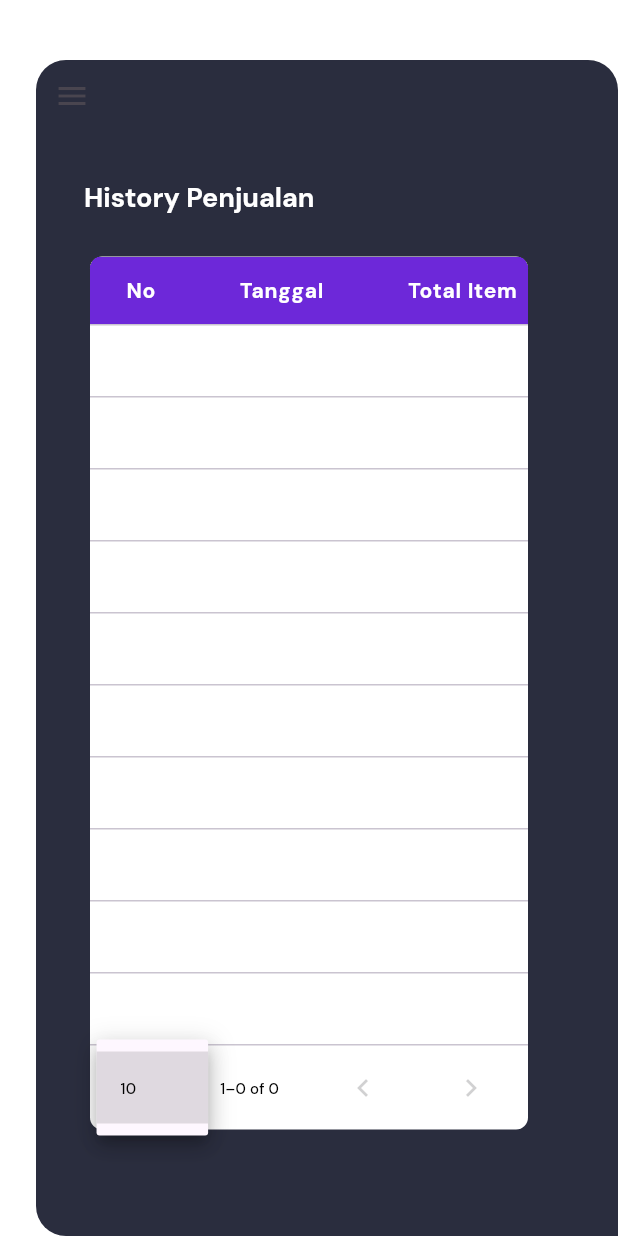
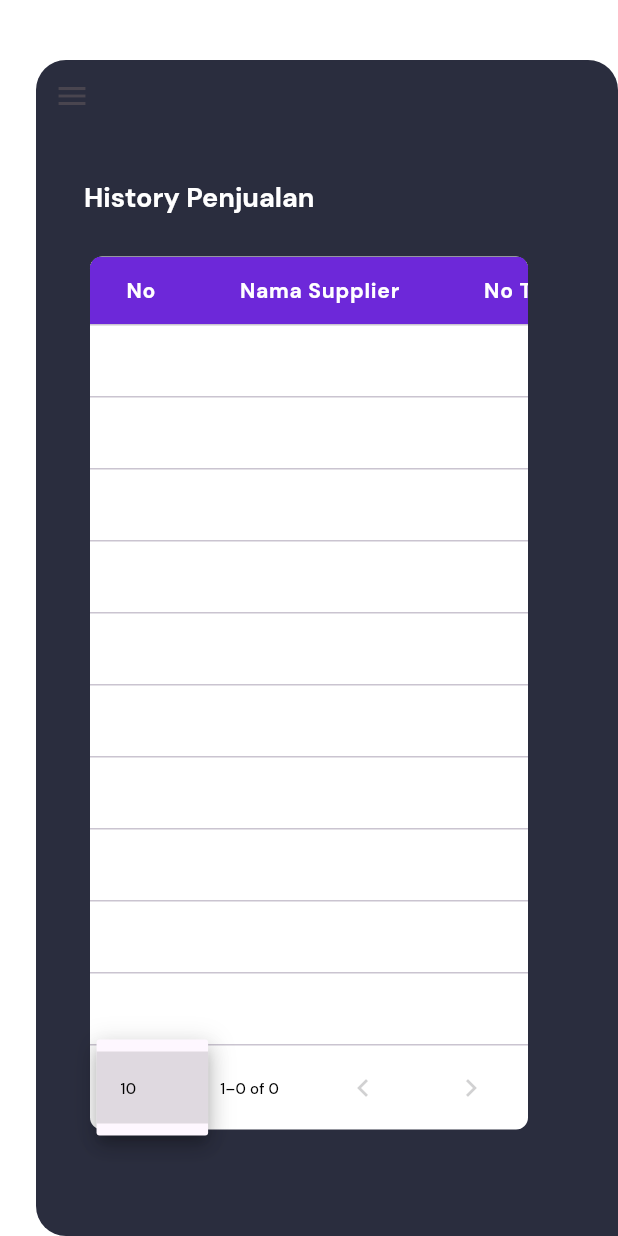
Before and after one commit to rahdeva/backoffice-tpt-app, a Flutter app: the SupplierPage screen opened by its route, after a tap on "10", on a phone screen of 412 x 824 dp. Run offline on Flutter 3.47's test engine with Material 3 defaults, Android fonts, the light colour scheme and no system bars; our stand-ins replace cached_network_image, dio, equatable, firebase_auth, firebase_core, flutter_form_builder and 9 more; accounts and stored records are empty; network calls fail.

Commit message:
[feat] integrated all supplier

```diff
--- a/lib/feature/category/category_controller.dart
+++ b/lib/feature/category/category_controller.dart
@@ -73,11 +73,11 @@ class CategoryController extends GetxController {
     CategoryResponse? categoryResponse;
 
     try {
-      final productData = await dio.get(
+      final categoryData = await dio.get(
         "${BaseUrlLocal.category}?&pageSize=${pageSize.value}&page=$page",
       );
-      debugPrint('Products: ${productData.data}');
-      categoryResponse = CategoryResponse.fromJson(productData.data);
+      debugPrint('Categories: ${categoryData.data}');
+      categoryResponse = CategoryResponse.fromJson(categoryData.data);
       if(loadNext.value == true){
         dataList.addAll(categoryResponse.data!.category ?? []);
         loadNext.value = false;
--- a/lib/feature/category/widgets/category_data_table.dart
+++ b/lib/feature/category/widgets/category_data_table.dart
@@ -78,7 +78,7 @@ class CategoryDataSource extends DataTableSource {
                   width: 5.w,
                   customColors: AppColors.red,
                   margin: const EdgeInsets.all(0),
-                  buttonText: "Print",
+                  buttonText: "Delete",
                   withIcon: true,
                   icon: const Icon(
                     IconlyLight.delete,
--- a/lib/feature/supplier/supplier_controller.dart
+++ b/lib/feature/supplier/supplier_controller.dart
@@ -1,12 +1,12 @@
 import 'dart:async';
 
+import 'package:backoffice_tpt_app/model/supplier.dart';
 import 'package:dio/dio.dart';
 import 'package:flutter/material.dart';
 import 'package:flutter_form_builder/flutter_form_builder.dart';
 import 'package:get/get.dart';
 import 'package:backoffice_tpt_app/data/remote/dio.dart';
 import 'package:backoffice_tpt_app/data/remote/endpoint.dart';
-import 'package:backoffice_tpt_app/model/sale.dart';
 
 class SupplierController extends GetxController {
   final GlobalKey<FormBuilderState> formKey = GlobalKey<FormBuilderState>();
@@ -14,7 +14,7 @@ class SupplierController extends GetxController {
   final scrollController = ScrollController();
   bool isLoading = false;
 
-  List<Sale> dataList = [];
+  List<Supplier> dataList = [];
 
   Rx<int> page = Rx(1);
   Rx<int> totalItems = Rx(0);
@@ -23,7 +23,7 @@ class SupplierController extends GetxController {
 
   @override
   void onInit() {
-    getSalesHistory();
+    getAllSuppliers();
     super.onInit();
   }
 
@@ -32,7 +32,7 @@ class SupplierController extends GetxController {
     page.value = 1;
     dataList.clear();
     tableKey.currentState?.pageTo(1);
-    getSalesHistory();
+    getAllSuppliers();
   }
 
   void onPageChanged(value){
@@ -52,7 +52,7 @@ class SupplierController extends GetxController {
         duration: const Duration(milliseconds: 300)
       ),
     );
-    getSalesHistory(page: page.value);
+    getAllSuppliers(page: page.value);
   }
 
   void refreshPage() async {
@@ -60,31 +60,31 @@ class SupplierController extends GetxController {
     page.value = 1;
     pageSize.value = 10;
     formKey.currentState!.reset();
-    getSalesHistory();
+    getAllSuppliers();
     update();
   }
 
-  void getSalesHistory({
+  void getAllSuppliers({
     String? searchKeyword,
     int page = 1,
   }) async {
     isLoading = true;
     final dio = await AppDio().getDIO();
-    SaleResponse? saleResponse;
+    SupplierResponse? supplierResponse;
 
     try {
-      final productData = await dio.get(
-        "${BaseUrlLocal.sale}?&pageSize=${pageSize.value}&page=$page",
+      final supplierData = await dio.get(
+        "${BaseUrlLocal.supplier}?&pageSize=${pageSize.value}&page=$page",
       );
-      debugPrint('Products: ${productData.data}');
-      saleResponse = SaleResponse.fromJson(productData.data);
+      debugPrint('Suppliers: ${supplierData.data}');
+      supplierResponse = SupplierResponse.fromJson(supplierData.data);
       if(loadNext.value == true){
-        dataList.addAll(saleResponse.data!.sale ?? []);
+        dataList.addAll(supplierResponse.data!.supplier ?? []);
         loadNext.value = false;
       } else{
-        dataList = saleResponse.data!.sale ?? [];
+        dataList = supplierResponse.data!.supplier ?? [];
       }
-      totalItems.value = saleResponse.data!.meta!.totalItems!;
+      totalItems.value = supplierResponse.data!.meta!.totalItems!;
     } on DioError catch (error) {
       debugPrint(error.toString());
     }
--- a/lib/feature/supplier/supplier_page.dart
+++ b/lib/feature/supplier/supplier_page.dart
@@ -116,16 +116,13 @@ class SupplierPage extends StatelessWidget {
                                                 context, labelText: "No"
                                               ),
                                               dataColumnWidget(
-                                                context, labelText: "Tanggal"
+                                                context, labelText: "Nama Supplier"
                                               ),
                                               dataColumnWidget(
-                                                context, labelText: "Total Item"
+                                                context, labelText: "No Telepon"
                                               ),
                                               dataColumnWidget(
-                                                context, labelText: "Total Price"
-                                              ),
-                                              dataColumnWidget(
-                                                context, labelText: "User"
+                                                context, labelText: "Alamat"
                                               ),
                                               dataColumnWidget(
                                                 context, labelText: "Aksi"
```
Also changed, not shown: lib/feature/supplier/widgets/supplier_data_table.dart (+12 -29 lines), lib/feature/user/widgets/user_data_table.dart (+7 -12 lines).
